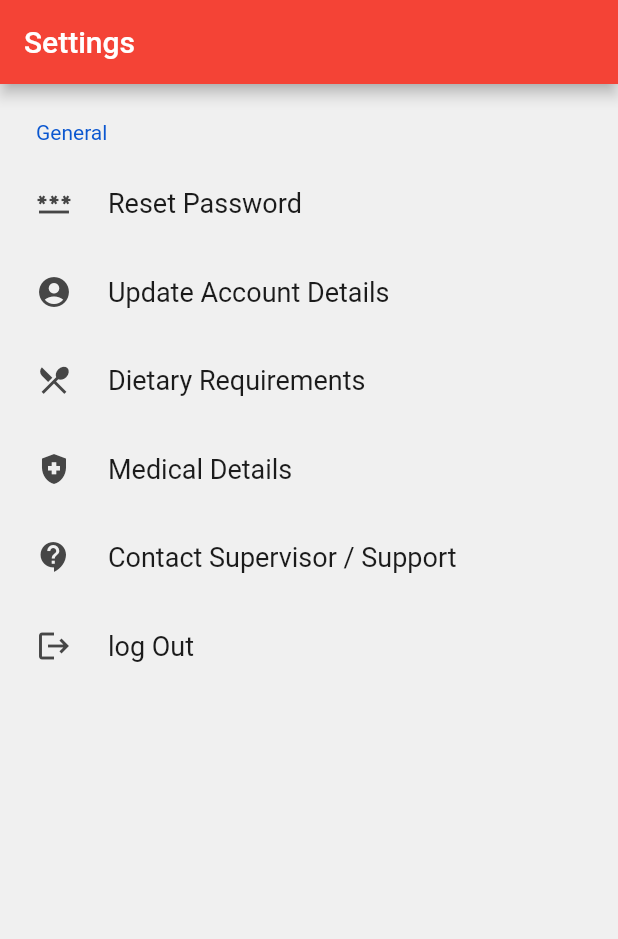
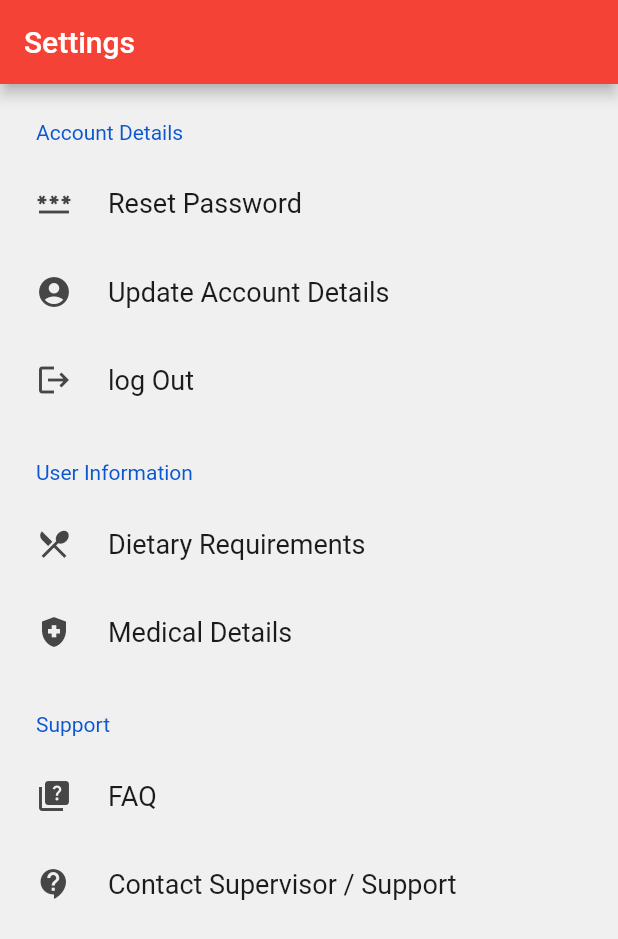
Before and after one commit to TechlauncherFireApp/mobile, a Flutter app: the SettingBox screen opened directly with empty values, after a tap on "log Out", on a phone screen of 412 x 824 dp. Shown: the top 939 px of the screen. Run offline on Flutter 3.47's test engine with Material 2 defaults, Android fonts, the phone set to English and light mode, and no system bars; drawn by our look-alikes of settings_ui; our stand-ins replace fluttertoast, table_calendar; accounts and stored records are empty.

Commit message:
Minor changes

```diff
--- a/fireapp/lib/pages/settings/setting.dart
+++ b/fireapp/lib/pages/settings/setting.dart
@@ -36,7 +36,7 @@ class _SettingsState extends State<SettingBox> {
           title: const Text('Settings'), automaticallyImplyLeading: false),
       body: SettingsList(sections: [
         SettingsSection(
-          title: Text('General'),
+          title: Text('Account Details'),
           // titleTextStyle: TextStyle(fontSize: 30),
           tiles: <SettingsTile>[
             SettingsTile.navigation(
@@ -57,6 +57,20 @@ class _SettingsState extends State<SettingBox> {
                   // TODO: jump to Update Account Details
                 }),
             SettingsTile.navigation(
+                leading: Icon(Icons.logout),
+                title: Text('log Out'),
+                onPressed: (_) {
+                  userId = 0;
+                  Navigator.pop(
+                    context,
+                  );
+                }),
+          ],
+        ),
+        SettingsSection(
+          title: const Text('User Information'),
+          tiles: <SettingsTile>[
+            SettingsTile.navigation(
                 leading: Icon(Icons.local_dining),
                 title: Text('Dietary Requirements'),
                 onPressed: (_) {
@@ -68,20 +82,23 @@ class _SettingsState extends State<SettingBox> {
                 onPressed: (_) {
                   // TODO: Medical Details
                 }),
+          ],
+        ),
+        SettingsSection(
+          title: Text('Support'),
+          // titleTextStyle: TextStyle(fontSize: 30),
+          tiles: <SettingsTile>[
+            SettingsTile.navigation(
+                leading: Icon(Icons.quiz),
+                title: Text('FAQ'),
+                onPressed: (_) {
+                  // TODO: Contact Supervisor / Support
+                }),
             SettingsTile.navigation(
                 leading: Icon(Icons.contact_support),
                 title: Text('Contact Supervisor / Support'),
                 onPressed: (_) {
                   // TODO: Contact Supervisor / Support
-                }),
-            SettingsTile.navigation(
-                leading: Icon(Icons.logout),
-                title: Text('log Out'),
-                onPressed: (_) {
-                  userId = 0;
-                  Navigator.pop(
-                    context,
-                  );
                 }),
           ],
         ),
```
